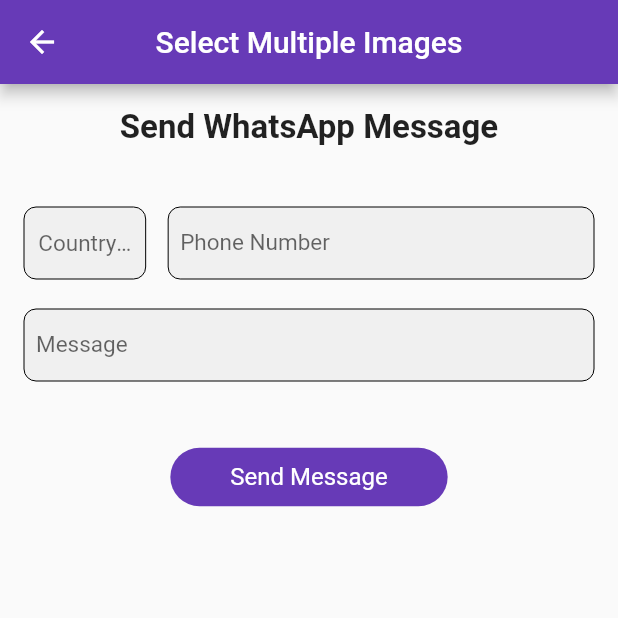
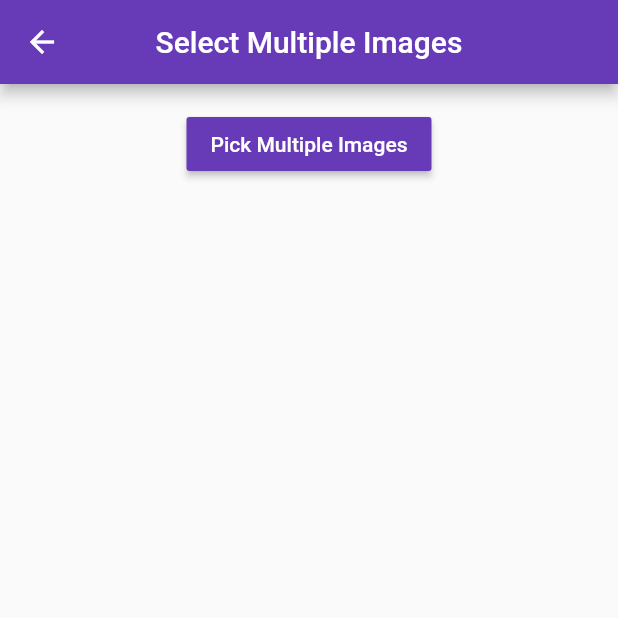
Before and after one commit to drashtiPatelCrest/CommonModulesFlutter, a Flutter app: the screen it shows after launch, after a tap on "Select Multiple Images", on a phone screen of 412 x 824 dp, the top half of it. Run offline on Flutter 3.47's test engine with Material 2 defaults, Android fonts, the phone set to English and light mode, and no system bars; our stand-ins replace country_picker, firebase_core, firebase_dynamic_links, gallery_saver, image_cropper, image_picker and 3 more; missing offline and left inert: fast_rsa, flutter_biometrics; accounts and stored records are empty.

Commit message:
Add multiple image picker

```diff
--- a/lib/dashboard_screen.dart
+++ b/lib/dashboard_screen.dart
@@ -2,6 +2,7 @@ import 'package:flutter/material.dart';
 import 'package:modules_flutter/biometrics_auth/new_auth_screen.dart';
 import 'package:modules_flutter/deep_linking/uni_link_screen.dart';
 import 'package:modules_flutter/image_crop/image_crop_screen.dart';
+import 'package:modules_flutter/multiple_images/multiple_images_screen.dart';
 import 'package:modules_flutter/utils/alert_dialog_util.dart';
 import 'package:modules_flutter/utils/functions_utils.dart';
 import 'package:modules_flutter/whatsapp_message/whatsapp_message_screen.dart';
@@ -71,7 +72,7 @@ extension on _DashboardScreenState {
                 fontSize: 16.0,
                 isClose: false, onTap: () {
               navigateToNextScreen(context,
-                  const WhatsAppMessageScreen(title: "Select Multiple Images"));
+                  const MultipleImagesScreen(title: "Select Multiple Images"));
             }),
             const SizedBox(height: 10),
           ],
--- /dev/null
+++ b/lib/multiple_images/multiple_images_screen.dart
@@ -0,0 +1,112 @@
+import 'dart:io';
+
+import 'package:flutter/material.dart';
+import 'package:image_picker/image_picker.dart';
+import 'package:modules_flutter/base_classes/base_text.dart';
+import 'package:modules_flutter/utils/colors_utils.dart';
+import 'package:modules_flutter/utils/dimensions_utils.dart';
+
+class MultipleImagesScreen extends StatefulWidget {
+  final String title;
+
+  const MultipleImagesScreen({Key? key, required this.title}) : super(key: key);
+
+  @override
+  State<MultipleImagesScreen> createState() => _MultipleImagesScreenState();
+}
+
+class _MultipleImagesScreenState extends State<MultipleImagesScreen> {
+  List<File> _pickedFiles = [];
+
+  @override
+  Widget build(BuildContext context) {
+    return Scaffold(
+      appBar: AppBar(
+          title: Text(widget.title),
+          automaticallyImplyLeading: true,
+          centerTitle: true),
+      body: _mainView(),
+    );
+  }
+}
+
+extension on _MultipleImagesScreenState {
+//Main body view
+  Widget _mainView() {
+    return Container(
+      padding: const EdgeInsets.all(16.0),
+      alignment: Alignment.center,
+      child: Column(
+        children: [
+          //Pick images button
+          MaterialButton(
+            color: ColorsUtils.colorBase,
+            textColor: ColorsUtils.colorWhite,
+            onPressed: () {
+              _pickImages();
+            },
+            child: const Text("Pick Multiple Images"),
+          ),
+          const SizedBox(height: 20),
+          GridView.builder(
+              gridDelegate: const SliverGridDelegateWithFixedCrossAxisCount(
+                  crossAxisCount: 3,
+                  crossAxisSpacing: 8.0,
+                  mainAxisSpacing: 8.0),
+              shrinkWrap: true,
+              itemCount: _pickedFiles.length,
+              itemBuilder: (context, index) {
+                return Stack(
+                  fit: StackFit.expand,
+                  children: [
+                    Image.file(
+                      _pickedFiles[index],
+                      fit: BoxFit.cover,
+                      errorBuilder: (_, __, ___) {
+                        return Container(
+                          color: Colors.red,
+                          padding: const EdgeInsets.all(dim20),
+                          child: BaseText(text: "Failed to load image"),
+                        );
+                      },
+                    ),
+                    //Remove image
+                    Positioned(
+                        right: 4,
+                        top: 4,
+                        child: InkWell(
+                          onTap: () {
+                            _pickedFiles.removeAt(index);
+                            setState(() {});
+                          },
+                          child: const Icon(
+                            Icons.remove_circle,
+                            color: Colors.red,
+                          ),
+                        )),
+                  ],
+                );
+              })
+        ],
+      ),
+    );
+  }
+}
+
+extension on _MultipleImagesScreenState {
+  //Pick Multiple Images
+  Future<void> _pickImages() async {
+    List<XFile>? pickedFiles = await ImagePicker().pickMultiImage();
+    if (pickedFiles != null && pickedFiles.isNotEmpty) {
+      for (var element in pickedFiles) {
+        if (_pickedFiles.contains(File(element.path))) {
+          debugPrint("Already added");
+        } else {
+          _pickedFiles.add(File(element.path));
+        }
+        debugPrint("File => ${element.name}");
+      }
+      setState(() {});
+    }
+  }
+}
```
